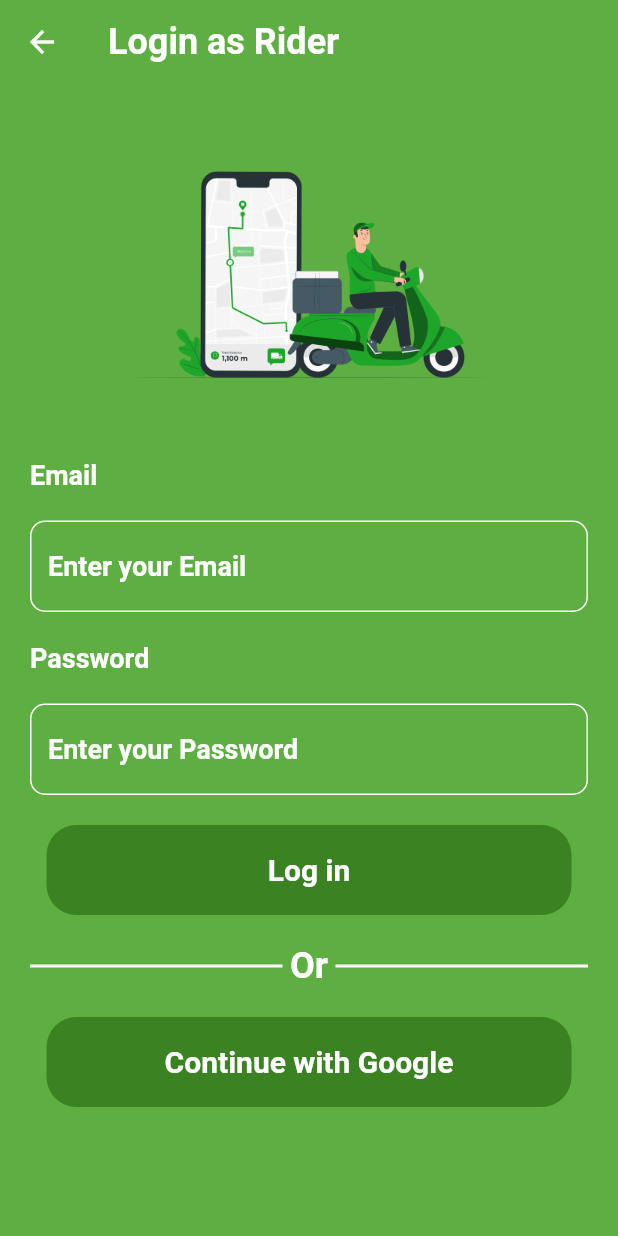
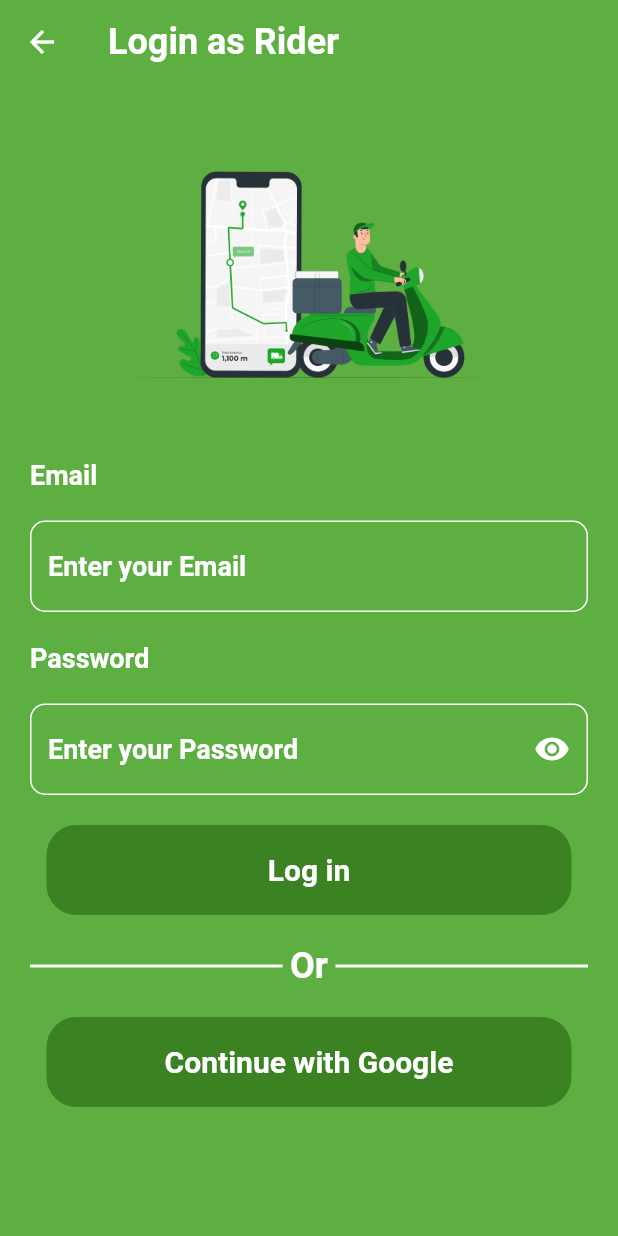
Before and after one commit to brekooname/Super-Delivery-App, a Flutter app: the adminLogin screen opened directly, after a tap on "Log in", on a phone screen of 412 x 824 dp. Run offline on Flutter 3.47's test engine with Material 2 defaults, Android fonts, the phone set to English and light mode, and no system bars; our stand-ins replace firebase_core, google_fonts; accounts and stored records are empty; Roboto replaces fonts that are missing (Ubuntu).

Commit message:
obsure text

```diff
--- a/lib/constant/textformfield.dart
+++ b/lib/constant/textformfield.dart
@@ -1,8 +1,12 @@
 import 'package:flutter/material.dart';
 import 'package:google_fonts/google_fonts.dart';
+import 'package:provider/provider.dart';
 
+class textformField with ChangeNotifier {
+  bool obsuretext = true;
   Widget formfiled() {
     return TextFormField(
+      autocorrect: false,
       style: GoogleFonts.ubuntu(
           fontSize: 18, color: Colors.white, fontWeight: FontWeight.bold),
       cursorColor: Colors.black,
@@ -25,11 +29,21 @@ Widget formfiled() {
 
   Widget Passwordformfiled() {
     return TextFormField(
-    obscureText: true,
+      obscureText: obsuretext,
       cursorColor: Colors.black,
       style: GoogleFonts.ubuntu(
           fontSize: 18, color: Colors.white, fontWeight: FontWeight.bold),
       decoration: InputDecoration(
+        suffixIcon: IconButton(
+            onPressed: () {
+              obsuretext = false;
+              notifyListeners();
+            },
+            icon: Icon(
+              // ignore: dead_code
+              obsuretext ? Icons.visibility : Icons.visibility_off,
+              color: Colors.white,
+            )),
         focusColor: Colors.white,
         hintText: "Enter your Password",
         hintStyle: GoogleFonts.ubuntu(
@@ -47,3 +61,4 @@ Widget Passwordformfiled() {
       ),
     );
   }
+}
--- a/lib/screens/adminlogin.dart
+++ b/lib/screens/adminlogin.dart
@@ -2,6 +2,7 @@ import 'package:delivery/constant/textformfield.dart';
 import 'package:delivery/screens/riderlogin.dart';
 import 'package:flutter/material.dart';
 import 'package:google_fonts/google_fonts.dart';
+import 'package:provider/provider.dart';
 
 class adminLogin extends StatefulWidget {
   const adminLogin({Key? key}) : super(key: key);
@@ -13,6 +14,7 @@ class adminLogin extends StatefulWidget {
 class _adminLoginState extends State<adminLogin> {
   Color bgColor = const Color(0xff5EAF42);
   Color btnColor = const Color(0xff3B8222);
+  textformField _textformfield = textformField();
   @override
   Widget build(BuildContext context) {
     return Scaffold(
@@ -51,7 +53,7 @@ class _adminLoginState extends State<adminLogin> {
           ),
           Padding(
             padding: const EdgeInsets.all(20.0),
-            child: formfiled(),
+            child: _textformfield.formfiled(),
           ),
           Row(
             children: [
@@ -69,7 +71,10 @@ class _adminLoginState extends State<adminLogin> {
           ),
           Padding(
             padding: const EdgeInsets.all(20.0),
-            child: Passwordformfiled(),
+            child: Consumer<textformField>(
+                builder: (context, value, child) => value.obsuretext
+                    ? value.Passwordformfiled()
+                    : value.formfiled()),
           ),
           SizedBox(
             height: 20,
--- a/lib/screens/riderlogin.dart
+++ b/lib/screens/riderlogin.dart
@@ -12,6 +12,7 @@ class riderLogin extends StatefulWidget {
 class _riderLoginState extends State<riderLogin> {
   Color bgColor = const Color(0xff5EAF42);
   Color btnColor = const Color(0xff3B8222);
+  textformField _textformfield = textformField();
   @override
   Widget build(BuildContext context) {
     return Scaffold(
@@ -50,9 +51,8 @@ class _riderLoginState extends State<riderLogin> {
               ],
             ),
             Padding(
-              padding: const EdgeInsets.all(20.0),
-              child: formfiled(),
-            ),
+                padding: const EdgeInsets.all(20.0),
+                child: _textformfield.formfiled()),
             Row(
               children: [
                 Padding(
@@ -68,9 +68,8 @@ class _riderLoginState extends State<riderLogin> {
               ],
             ),
             Padding(
-              padding: const EdgeInsets.all(20.0),
-              child: Passwordformfiled(),
-            ),
+                padding: const EdgeInsets.all(20.0),
+                child: _textformfield.Passwordformfiled()),
             Container(
               width: 350,
               height: 60,
--- a/pubspec.yaml
+++ b/pubspec.yaml
@@ -38,6 +38,7 @@ dependencies:
   firebase_analytics: ^8.3.4
   firebase_crashlytics: ^2.3.0
   google_fonts: ^3.0.1
+  provider: ^6.0.3
 
 
 dev_dependencies:
```
Also changed, not shown: pubspec.lock. Lines whose indentation alone changed are shown as unchanged.
